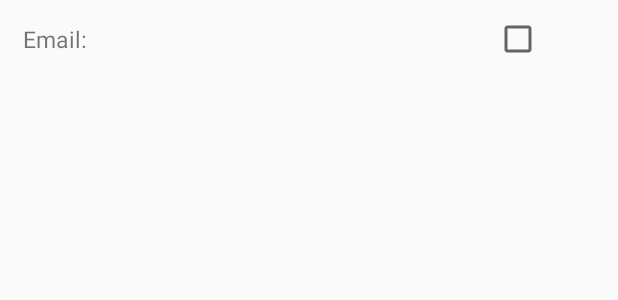
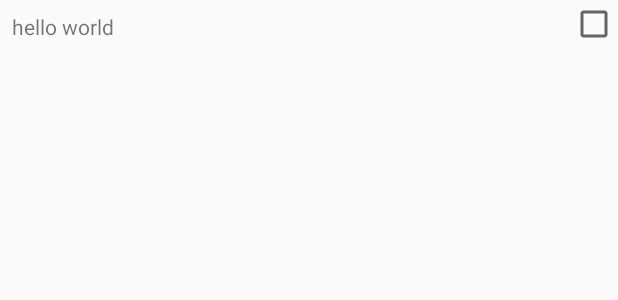
Before and after one commit to dan-choe/mhack, an Android app: the layout single_friend.xml on its own in the app's theme, with its tools: preview values and no code run, on a phone screen of 412 x 824 dp. Shown: the top 300 px of the screen. Run offline under Robolectric (Android 15) with nearby library versions, the phone set to English and light mode, and no system bars.

```diff
--- a/app/src/main/java/com/example/android/dutchpay/ConfirmActivity.java
+++ b/app/src/main/java/com/example/android/dutchpay/ConfirmActivity.java
@@ -39,6 +39,7 @@ public class ConfirmActivity extends AppCompatActivity implements View.OnClickLi
     private ImageView receipt_image;
     private Button cancel_button;
     private Button check_button;
+    private static double TOTAL_AMOUNT = 0;
 
     protected Bitmap bitmap;
     private VisionServiceClient client;
@@ -78,6 +79,7 @@ public class ConfirmActivity extends AppCompatActivity implements View.OnClickLi
         }
         if (v == check_button) {
             startActivity(new Intent(getApplicationContext(), FriendListActivity.class));
+            TOTAL_AMOUNT = Double.parseDouble(mTotalText.getText().toString());
         }
     }
 
@@ -192,7 +194,11 @@ public class ConfirmActivity extends AppCompatActivity implements View.OnClickLi
                 }
 
                 mTotalText.setText(String.valueOf(max));
+                TOTAL_AMOUNT = max;
             }
         }
     }
+    public static double get_TOTAL_AMOUNT() {
+        return TOTAL_AMOUNT;
+    }
 }
--- a/app/src/main/res/layout/single_friend.xml
+++ b/app/src/main/res/layout/single_friend.xml
@@ -1,67 +1,25 @@
 <?xml version="1.0" encoding="utf-8"?>
-<LinearLayout xmlns:android="http://schemas.android.com/apk/res/android"
+<RelativeLayout xmlns:android="http://schemas.android.com/apk/res/android"
     android:orientation="vertical" android:layout_width="match_parent"
     android:layout_height="match_parent"
     android:weightSum="1">
 
-    <LinearLayout
-        android:id="@+id/row_profile_lists"
-        android:layout_width="match_parent"
+    <TextView
+        android:id="@+id/textView"
+        android:layout_width="wrap_content"
         android:layout_height="wrap_content"
-        android:orientation="horizontal"
-        android:padding="10dp"
-        android:visibility="visible"
-        android:weightSum="4">
-
-        <LinearLayout
-            android:layout_width="match_parent"
-            android:layout_height="match_parent"
-            android:layout_weight="1"
-            android:orientation="vertical"
-            android:padding="5dp">
-
-            <LinearLayout
-
-                android:layout_width="match_parent"
-                android:layout_height="wrap_content"
-                android:orientation="horizontal">
-
-            </LinearLayout>
+        android:layout_alignParentLeft="true"
+        android:layout_toLeftOf="@+id/itemCheckBox"
+        android:padding="8dp"
+        android:text="hello world" />
 
 
-            <LinearLayout
-                android:layout_width="match_parent"
-                android:layout_height="match_parent"
-                android:layout_weight="1"
-                android:orientation="horizontal">
 
-                <TextView
-                    android:id="@+id/row_email"
-                    android:layout_width="wrap_content"
-                    android:layout_height="wrap_content"
-                    android:layout_weight="1"
-                    android:text="Email: "
-                    android:textSize="15sp" />
+    <CheckBox
+        android:id="@+id/itemCheckBox"
+        android:layout_width="wrap_content"
+        android:layout_height="wrap_content"
+        android:layout_alignParentRight="true"
+        android:gravity="right" />
 
-            </LinearLayout>
-
-
-        </LinearLayout>
-
-        <LinearLayout
-            android:layout_width="match_parent"
-            android:layout_height="match_parent"
-            android:layout_weight="1.5"
-            android:orientation="horizontal">
-
-            <CheckBox
-                android:id="@+id/row_add"
-                android:layout_width="wrap_content"
-                android:layout_height="wrap_content"
-                android:layout_marginLeft="25sp"
-                android:layout_gravity="center_vertical|center_horizontal" />
-
-        </LinearLayout>
-
-    </LinearLayout>
-</LinearLayout>
+</RelativeLayout>
```
Also changed, not shown: app/src/main/java/com/example/android/dutchpay/FriendListActivity.java (+69 -28 lines), app/src/main/java/com/example/android/dutchpay/FriendRecycleAdapter.java (+82 -82 lines), app/src/main/java/com/example/android/dutchpay/MainActivity.java (+29 -15 lines), app/src/main/res/layout/friend_list.xml (deleted, +0 -12 lines), app/src/main/res/layout/list_friend.xml (added, +47 -0 lines).
